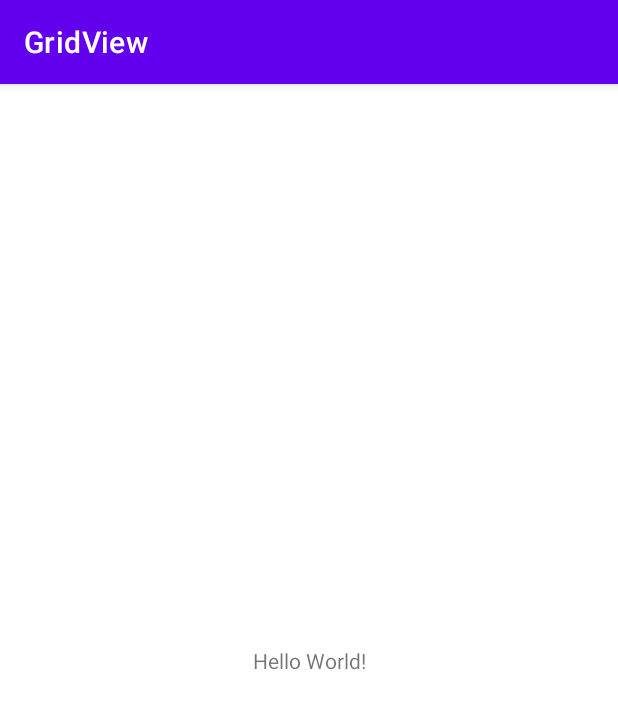
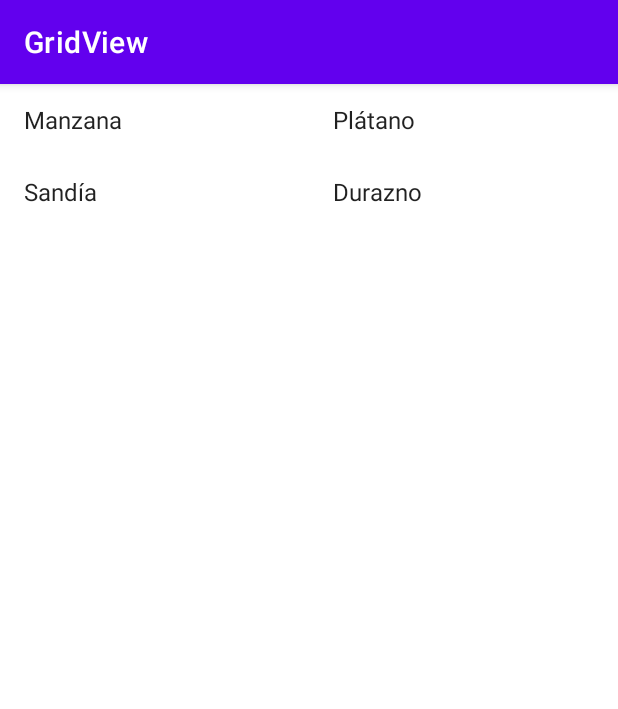
Before and after one commit to DanielH7-ctrl/A-GridView, an Android app: the screen it shows after launch (MainActivity), on a phone screen of 412 x 824 dp. Shown: the top 709 px of the screen. Run offline under Robolectric (Android 15) with nearby library versions, the phone set to English and light mode, and no system bars.

Commit message:
Adaptador simple

```diff
--- a/app/src/main/java/com/example/gridview/MainActivity.kt
+++ b/app/src/main/java/com/example/gridview/MainActivity.kt
@@ -2,10 +2,27 @@ package com.example.gridview
 
 import androidx.appcompat.app.AppCompatActivity
 import android.os.Bundle
+import android.widget.*
 
 class MainActivity : AppCompatActivity() {
     override fun onCreate(savedInstanceState: Bundle?) {
         super.onCreate(savedInstanceState)
         setContentView(R.layout.activity_main)
+
+        var frutas = ArrayList<String>()
+
+        frutas.add("Manzana")
+        frutas.add("Plátano")
+        frutas.add("Sandía")
+        frutas.add("Durazno")
+
+        var grid:GridView = findViewById(R.id.grid)
+        val adaptador = ArrayAdapter<String>(this, android.R.layout.simple_list_item_1, frutas)
+        grid.adapter = adaptador
+
+        grid.onItemClickListener = AdapterView.OnItemClickListener { parent, view, position, id ->
+            Toast.makeText(this, frutas.get(position), Toast.LENGTH_SHORT).show()
+        }
+
     }
 }
--- a/app/src/main/res/layout/activity_main.xml
+++ b/app/src/main/res/layout/activity_main.xml
@@ -1,18 +1,14 @@
 <?xml version="1.0" encoding="utf-8"?>
-<androidx.constraintlayout.widget.ConstraintLayout xmlns:android="http://schemas.android.com/apk/res/android"
+<LinearLayout xmlns:android="http://schemas.android.com/apk/res/android"
     xmlns:app="http://schemas.android.com/apk/res-auto"
     xmlns:tools="http://schemas.android.com/tools"
     android:layout_width="match_parent"
     android:layout_height="match_parent"
     tools:context=".MainActivity">
 
-    <TextView
-        android:layout_width="wrap_content"
-        android:layout_height="wrap_content"
-        android:text="Hello World!"
-        app:layout_constraintBottom_toBottomOf="parent"
-        app:layout_constraintLeft_toLeftOf="parent"
-        app:layout_constraintRight_toRightOf="parent"
-        app:layout_constraintTop_toTopOf="parent" />
-
-</androidx.constraintlayout.widget.ConstraintLayout>
+    <GridView
+        android:id="@+id/grid"
+        android:layout_width="match_parent"
+        android:layout_height="match_parent"
+        android:numColumns="2" />
+</LinearLayout>
```
